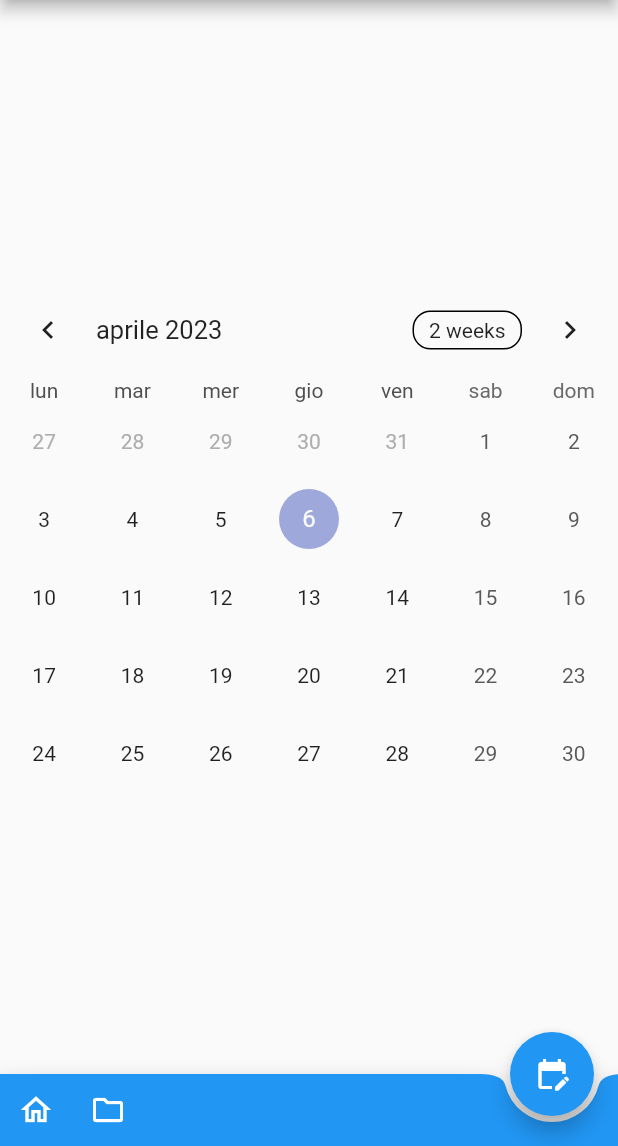
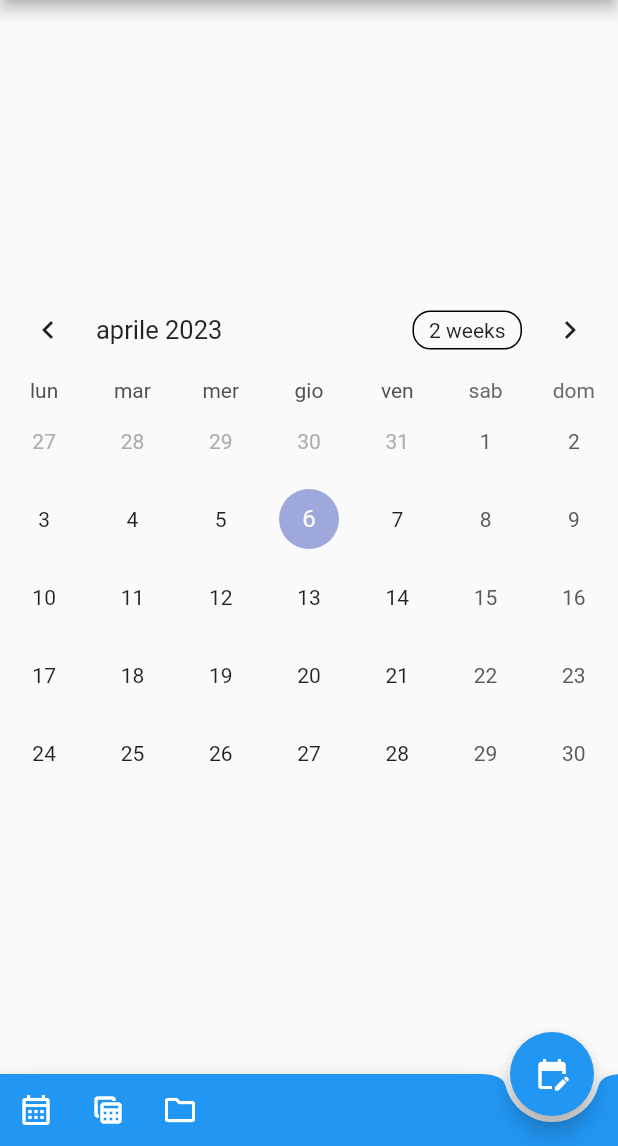
Before and after one commit to antonio-fasolato/ax023, a Flutter app: the screen it shows after launch, on a phone screen of 412 x 824 dp, the part 90-1236 px from its top. Run offline on Flutter 3.47's test engine with Material 2 defaults, Android fonts, the phone set to English and light mode, and no system bars; drawn by our look-alikes of table_calendar.

Commit message:
Added table scene

```diff
--- a/lib/components/bottom_navigation.dart
+++ b/lib/components/bottom_navigation.dart
@@ -16,9 +16,16 @@ class BottomNavigation extends StatelessWidget {
             children: <Widget>[
               IconButton(
                 tooltip: "Home",
-                icon: const Icon(Icons.home_outlined),
+                icon: const Icon(Icons.calendar_month_outlined),
                 onPressed: () {
                   Navigator.of(context).pushNamed("/");
+                },
+              ),
+              IconButton(
+                tooltip: "Table",
+                icon: const Icon(Icons.table_view_outlined),
+                onPressed: () {
+                  Navigator.of(context).pushNamed("/table");
                 },
               ),
               IconButton(
--- a/lib/main.dart
+++ b/lib/main.dart
@@ -1,6 +1,7 @@
 import 'package:flutter/material.dart';
 import 'scenes/main_scene.dart';
 import 'scenes/projects_scene.dart';
+import 'scenes/table_scene.dart';
 import 'package:intl/intl_standalone.dart';
 import 'package:intl/date_symbol_data_local.dart';
 
@@ -74,6 +75,7 @@ class _MyHomePageState extends State<MyHomePage> {
       theme: ThemeData(primarySwatch: Colors.blue),
       routes: {
         '/': (BuildContext ctx) => MainScene(title: widget.title),
+        '/table': (BuildContext ctx) => TableScene(title: widget.title),
         '/projects': (BuildContext ctx) => ProjectsScene(title: widget.title)
       },
       initialRoute: '/',
```
Also changed, not shown: lib/scenes/table_scene.dart (added, +14 -0 lines).
